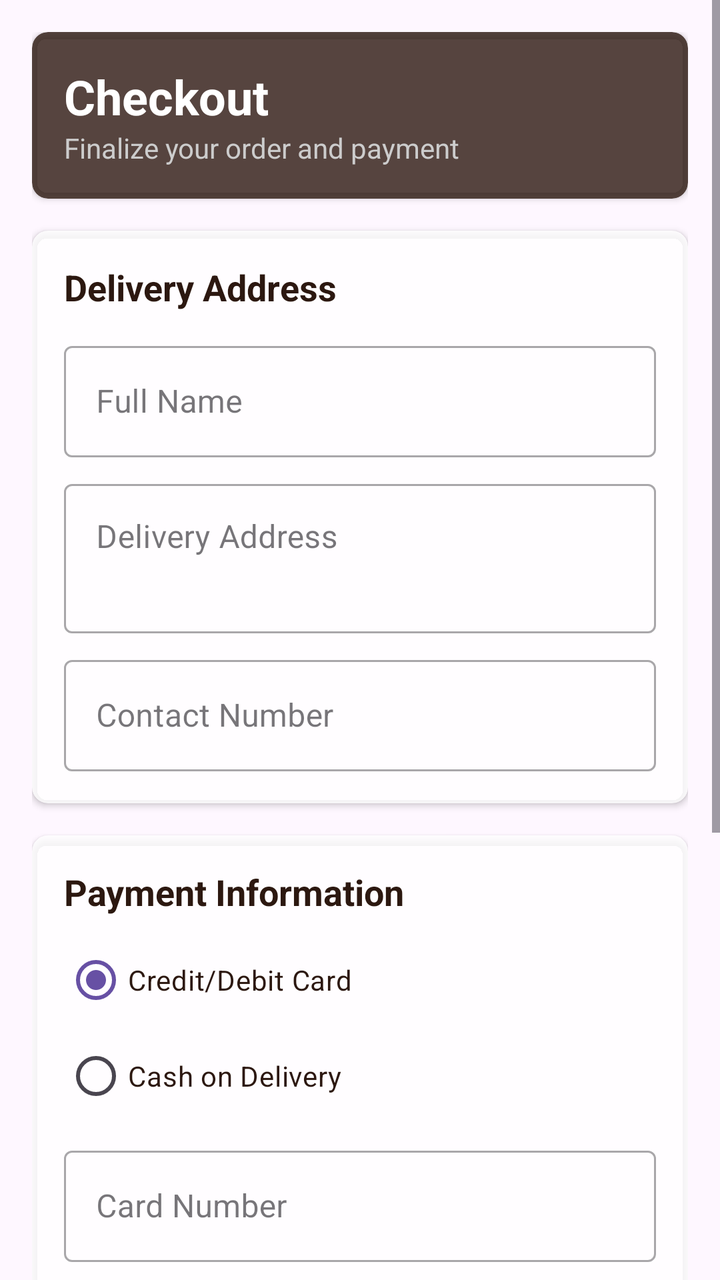
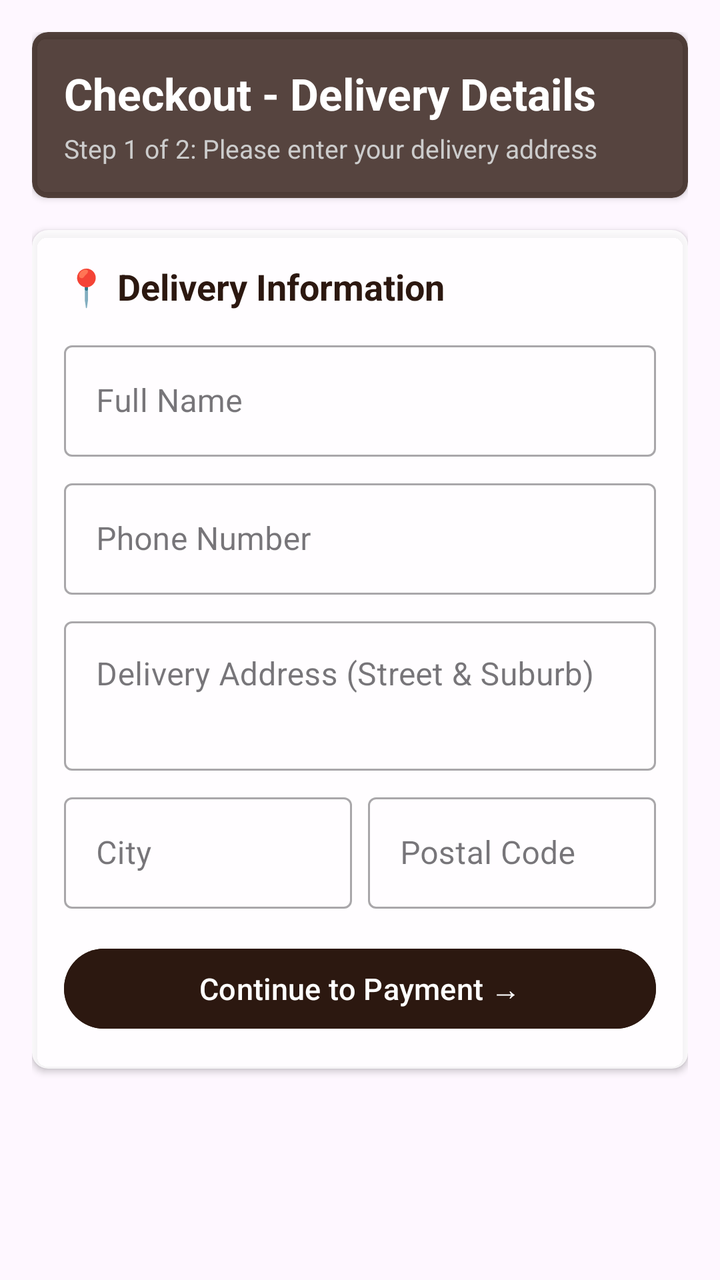

An Android layout rendered at two revisions. The XML below is the earlier revision; the diff shows what the commit changed to produce the second picture.
<!-- AndroidManifest.xml: application theme Theme.MSTPerfumes -->
<!-- res/layout/fragment_checkout.xml -->
<?xml version="1.0" encoding="utf-8"?>
<ScrollView xmlns:android="http://schemas.android.com/apk/res/android"
    xmlns:app="http://schemas.android.com/apk/res-auto"
    android:layout_width="match_parent"
    android:layout_height="match_parent"
    android:background="@android:color/transparent">

    <LinearLayout
        android:layout_width="match_parent"
        android:layout_height="wrap_content"
        android:orientation="vertical"
        android:padding="16dp">

        <androidx.cardview.widget.CardView
            android:layout_width="match_parent"
            android:layout_height="wrap_content"
            android:layout_marginBottom="16dp"
            app:cardBackgroundColor="#CC2C1810"
            app:cardCornerRadius="8dp">

            <LinearLayout
                android:layout_width="match_parent"
                android:layout_height="wrap_content"
                android:orientation="vertical"
                android:padding="16dp">

                <TextView
                    android:layout_width="wrap_content"
                    android:layout_height="wrap_content"
                    android:text="Checkout"
                    android:textColor="@android:color/white"
                    android:textSize="24sp"
                    android:textStyle="bold" />

                <TextView
                    android:layout_width="wrap_content"
                    android:layout_height="wrap_content"
                    android:text="Finalize your order and payment"
                    android:textColor="#CCCCCC"
                    android:textSize="14sp" />
            </LinearLayout>
        </androidx.cardview.widget.CardView>

        
        <androidx.cardview.widget.CardView
            android:layout_width="match_parent"
            android:layout_height="wrap_content"
            android:layout_marginBottom="16dp"
            app:cardBackgroundColor="#CCFFFFFF"
            app:cardCornerRadius="8dp">

            <LinearLayout
                android:layout_width="match_parent"
                android:layout_height="wrap_content"
                android:orientation="vertical"
                android:padding="16dp">

                <TextView
                    android:layout_width="wrap_content"
                    android:layout_height="wrap_content"
                    android:text="Delivery Address"
                    android:textColor="#2C1810"
                    android:textSize="18sp"
                    android:textStyle="bold"
                    android:layout_marginBottom="12dp" />

                <com.google.android.material.textfield.TextInputLayout
                    android:layout_width="match_parent"
                    android:layout_height="wrap_content"
                    android:hint="Full Name"
                    style="@style/Widget.MaterialComponents.TextInputLayout.OutlinedBox">
                    <com.google.android.material.textfield.TextInputEditText
                        android:id="@+id/etFullName"
                        android:layout_width="match_parent"
                        android:layout_height="wrap_content" />
                </com.google.android.material.textfield.TextInputLayout>

                <com.google.android.material.textfield.TextInputLayout
                    android:layout_width="match_parent"
                    android:layout_height="wrap_content"
                    android:layout_marginTop="8dp"
                    android:hint="Delivery Address"
                    style="@style/Widget.MaterialComponents.TextInputLayout.OutlinedBox">
                    <com.google.android.material.textfield.TextInputEditText
                        android:id="@+id/etAddress"
                        android:layout_width="match_parent"
                        android:layout_height="wrap_content"
                        android:minLines="2"
                        android:gravity="top" />
                </com.google.android.material.textfield.TextInputLayout>

                <com.google.android.material.textfield.TextInputLayout
                    android:layout_width="match_parent"
                    android:layout_height="wrap_content"
                    android:layout_marginTop="8dp"
                    android:hint="Contact Number"
                    style="@style/Widget.MaterialComponents.TextInputLayout.OutlinedBox">
                    <com.google.android.material.textfield.TextInputEditText
                        android:id="@+id/etPhone"
                        android:layout_width="match_parent"
                        android:layout_height="wrap_content"
                        android:inputType="phone" />
                </com.google.android.material.textfield.TextInputLayout>
            </LinearLayout>
        </androidx.cardview.widget.CardView>

        
        <androidx.cardview.widget.CardView
            android:layout_width="match_parent"
            android:layout_height="wrap_content"
            android:layout_marginBottom="16dp"
            app:cardBackgroundColor="#CCFFFFFF"
            app:cardCornerRadius="8dp">

            <LinearLayout
                android:layout_width="match_parent"
                android:layout_height="wrap_content"
                android:orientation="vertical"
                android:padding="16dp">

                <TextView
                    android:layout_width="wrap_content"
                    android:layout_height="wrap_content"
                    android:text="Payment Information"
                    android:textColor="#2C1810"
                    android:textSize="18sp"
                    android:textStyle="bold"
                    android:layout_marginBottom="8dp" />

                <RadioGroup
                    android:id="@+id/rgPayment"
                    android:layout_width="match_parent"
                    android:layout_height="wrap_content"
                    android:checkedButton="@+id/rbCard">
                    <RadioButton
                        android:id="@+id/rbCard"
                        android:layout_width="match_parent"
                        android:layout_height="wrap_content"
                        android:text="Credit/Debit Card"
                        android:textColor="#2C1810" />
                    <RadioButton
                        android:id="@+id/rbCash"
                        android:layout_width="match_parent"
                        android:layout_height="wrap_content"
                        android:text="Cash on Delivery"
                        android:textColor="#2C1810" />
                </RadioGroup>

                <LinearLayout
                    android:id="@+id/layoutBankDetails"
                    android:layout_width="match_parent"
                    android:layout_height="wrap_content"
                    android:orientation="vertical"
                    android:layout_marginTop="8dp">

                    <com.google.android.material.textfield.TextInputLayout
                        android:layout_width="match_parent"
                        android:layout_height="wrap_content"
                        android:hint="Card Number"
                        style="@style/Widget.MaterialComponents.TextInputLayout.OutlinedBox">
                        <com.google.android.material.textfield.TextInputEditText
                            android:id="@+id/etCardNumber"
                            android:layout_width="match_parent"
                            android:layout_height="wrap_content"
                            android:inputType="number" />
                    </com.google.android.material.textfield.TextInputLayout>

                    <LinearLayout
                        android:layout_width="match_parent"
                        android:layout_height="wrap_content"
                        android:orientation="horizontal"
                        android:layout_marginTop="8dp">
                        <com.google.android.material.textfield.TextInputLayout
                            android:layout_width="0dp"
                            android:layout_height="wrap_content"
                            android:layout_weight="1"
                            android:layout_marginEnd="8dp"
                            android:hint="Expiry (MM/YY)"
                            style="@style/Widget.MaterialComponents.TextInputLayout.OutlinedBox">
                            <com.google.android.material.textfield.TextInputEditText
                                android:id="@+id/etExpiry"
                                android:layout_width="match_parent"
                                android:layout_height="wrap_content" />
                        </com.google.android.material.textfield.TextInputLayout>
                        <com.google.android.material.textfield.TextInputLayout
                            android:layout_width="0dp"
                            android:layout_height="wrap_content"
                            android:layout_weight="1"
                            android:hint="CVV"
                            style="@style/Widget.MaterialComponents.TextInputLayout.OutlinedBox">
                            <com.google.android.material.textfield.TextInputEditText
                                android:id="@+id/etCvv"
                                android:layout_width="match_parent"
                                android:layout_height="wrap_content"
                                android:inputType="numberPassword"
                                android:maxLength="3" />
                        </com.google.android.material.textfield.TextInputLayout>
                    </LinearLayout>
                </LinearLayout>
            </LinearLayout>
        </androidx.cardview.widget.CardView>

        
        <androidx.cardview.widget.CardView
            android:layout_width="match_parent"
            android:layout_height="wrap_content"
            android:layout_marginBottom="16dp"
            app:cardBackgroundColor="#CCFFFFFF"
            app:cardCornerRadius="8dp">

            <LinearLayout
                android:layout_width="match_parent"
                android:layout_height="wrap_content"
                android:orientation="vertical"
                android:padding="16dp">

                <TextView
                    android:layout_width="wrap_content"
                    android:layout_height="wrap_content"
                    android:text="Order Items"
                    android:textColor="#2C1810"
                    android:textSize="18sp"
                    android:textStyle="bold"
                    android:layout_marginBottom="8dp" />

                <TextView
                    android:id="@+id/tvOrderItems"
                    android:layout_width="match_parent"
                    android:layout_height="wrap_content"
                    android:textColor="#2C1810"
                    android:textSize="14sp"
                    android:text="No items in order" />
            </LinearLayout>
        </androidx.cardview.widget.CardView>

        
        <androidx.cardview.widget.CardView
            android:layout_width="match_parent"
            android:layout_height="wrap_content"
            android:layout_marginBottom="16dp"
            app:cardBackgroundColor="#CCFFFFFF"
            app:cardCornerRadius="8dp">

            <LinearLayout
                android:layout_width="match_parent"
                android:layout_height="wrap_content"
                android:orientation="vertical"
                android:padding="16dp">

                <TextView
                    android:id="@+id/tvCheckoutTotal"
                    android:layout_width="match_parent"
                    android:layout_height="wrap_content"
                    android:text="Total Amount: R0"
                    android:textColor="#2C1810"
                    android:textSize="18sp"
                    android:textStyle="bold"
                    android:layout_marginBottom="16dp" />

                <Button
                    android:id="@+id/btnPlaceOrder"
                    android:layout_width="match_parent"
                    android:layout_height="wrap_content"
                    android:backgroundTint="#D4AF37"
                    android:text="Confirm and Place Order"
                    android:textColor="#2C1810"
                    android:textSize="16sp" />
            </LinearLayout>
        </androidx.cardview.widget.CardView>

    </LinearLayout>
</ScrollView>
<!-- resources referenced by this layout -->
<resources>
  <style name="Theme.MSTPerfumes" parent="Base.Theme.MSTPerfumes" />
  <style name="Base.Theme.MSTPerfumes" parent="Theme.Material3.DayNight.NoActionBar">
          
          
      </style>
</resources>

<!-- the commit's change to res/layout/fragment_checkout.xml (unified diff, before → after) -->
@@ -11,6 +11,7 @@
         android:orientation="vertical"
         android:padding="16dp">
 
+        
         <androidx.cardview.widget.CardView
             android:layout_width="match_parent"
             android:layout_height="wrap_content"
@@ -25,24 +26,28 @@
                 android:padding="16dp">
 
                 <TextView
+                    android:id="@+id/tvCheckoutStepTitle"
                     android:layout_width="wrap_content"
                     android:layout_height="wrap_content"
-                    android:text="Checkout"
+                    android:text="Checkout - Delivery Details"
                     android:textColor="@android:color/white"
-                    android:textSize="24sp"
+                    android:textSize="22sp"
                     android:textStyle="bold" />
 
                 <TextView
+                    android:id="@+id/tvCheckoutStepSub"
                     android:layout_width="wrap_content"
                     android:layout_height="wrap_content"
-                    android:text="Finalize your order and payment"
+                    android:layout_marginTop="4dp"
+                    android:text="Step 1 of 2: Please enter your delivery address"
                     android:textColor="#CCCCCC"
-                    android:textSize="14sp" />
+                    android:textSize="13sp" />
             </LinearLayout>
         </androidx.cardview.widget.CardView>
 
         
         <androidx.cardview.widget.CardView
+            android:id="@+id/cardDeliveryStep"
             android:layout_width="match_parent"
             android:layout_height="wrap_content"
             android:layout_marginBottom="16dp"
@@ -58,17 +63,18 @@
                 <TextView
                     android:layout_width="wrap_content"
                     android:layout_height="wrap_content"
-                    android:text="Delivery Address"
+                    android:layout_marginBottom="12dp"
+                    android:text="📍 Delivery Information"
                     android:textColor="#2C1810"
                     android:textSize="18sp"
-                    android:textStyle="bold"
-                    android:layout_marginBottom="12dp" />
+                    android:textStyle="bold" />
 
                 <com.google.android.material.textfield.TextInputLayout
-                    android:layout_width="match_parent"
-                    android:layout_height="wrap_content"
-                    android:hint="Full Name"
-                    style="@style/Widget.MaterialComponents.TextInputLayout.OutlinedBox">
+                    style="@style/Widget.MaterialComponents.TextInputLayout.OutlinedBox"
+                    android:layout_width="match_parent"
+                    android:layout_height="wrap_content"
+                    android:hint="Full Name">
+
                     <com.google.android.material.textfield.TextInputEditText
                         android:id="@+id/etFullName"
                         android:layout_width="match_parent"
@@ -76,88 +82,132 @@
                 </com.google.android.material.textfield.TextInputLayout>
 
                 <com.google.android.material.textfield.TextInputLayout
+                    style="@style/Widget.MaterialComponents.TextInputLayout.OutlinedBox"
                     android:layout_width="match_parent"
                     android:layout_height="wrap_content"
                     android:layout_marginTop="8dp"
-                    android:hint="Delivery Address"
-                    style="@style/Widget.MaterialComponents.TextInputLayout.OutlinedBox">
+                    android:hint="Phone Number">
+
+                    <com.google.android.material.textfield.TextInputEditText
+                        android:id="@+id/etPhone"
+                        android:layout_width="match_parent"
+                        android:layout_height="wrap_content"
+                        android:inputType="phone" />
+                </com.google.android.material.textfield.TextInputLayout>
+
+                <com.google.android.material.textfield.TextInputLayout
+                    style="@style/Widget.MaterialComponents.TextInputLayout.OutlinedBox"
+                    android:layout_width="match_parent"
+                    android:layout_height="wrap_content"
+                    android:layout_marginTop="8dp"
+                    android:hint="Delivery Address (Street &amp; Suburb)">
+
                     <com.google.android.material.textfield.TextInputEditText
                         android:id="@+id/etAddress"
                         android:layout_width="match_parent"
                         android:layout_height="wrap_content"
-                        android:minLines="2"
-                        android:gravity="top" />
+                        android:gravity="top"
+                        android:minLines="2" />
                 </com.google.android.material.textfield.TextInputLayout>
 
-                <com.google.android.material.textfield.TextInputLayout
+                <LinearLayout
                     android:layout_width="match_parent"
                     android:layout_height="wrap_content"
                     android:layout_marginTop="8dp"
-                    android:hint="Contact Number"
-                    style="@style/Widget.MaterialComponents.TextInputLayout.OutlinedBox">
-                    <com.google.android.material.textfield.TextInputEditText
-                        android:id="@+id/etPhone"
-                        android:layout_width="match_parent"
-                        android:layout_height="wrap_content"
-                        android:inputType="phone" />
-                </com.google.android.material.textfield.TextInputLayout>
+                    android:orientation="horizontal">
+
+                    <com.google.android.material.textfield.TextInputLayout
+                        style="@style/Widget.MaterialComponents.TextInputLayout.OutlinedBox"
+                        android:layout_width="0dp"
+                        android:layout_height="wrap_content"
+                        android:layout_marginEnd="8dp"
+                        android:layout_weight="1"
+                        android:hint="City">
+
+                        <com.google.android.material.textfield.TextInputEditText
+                            android:id="@+id/etCity"
+                            android:layout_width="match_parent"
+                            android:layout_height="wrap_content" />
+                    </com.google.android.material.textfield.TextInputLayout>
+
+                    <com.google.android.material.textfield.TextInputLayout
+                        style="@style/Widget.MaterialComponents.TextInputLayout.OutlinedBox"
+                        android:layout_width="0dp"
+                        android:layout_height="wrap_content"
+                        android:layout_weight="1"
+                        android:hint="Postal Code">
+
+                        <com.google.android.material.textfield.TextInputEditText
+                            android:id="@+id/etPostal"
+                            android:layout_width="match_parent"
+                            android:layout_height="wrap_content"
+                            android:inputType="number" />
+                    </com.google.android.material.textfield.TextInputLayout>
+
+                </LinearLayout>
+
+                <Button
+                    android:id="@+id/btnContinueToPayment"
+                    android:layout_width="match_parent"
+                    android:layout_height="wrap_content"
+                    android:layout_marginTop="16dp"
+                    android:backgroundTint="#2C1810"
+                    android:text="Continue to Payment →"
+                    android:textColor="@android:color/white"
+                    android:textSize="15sp" />
+
             </LinearLayout>
         </androidx.cardview.widget.CardView>
 
         
-        <androidx.cardview.widget.CardView
+        <LinearLayout
+            android:id="@+id/layoutPaymentStep"
             android:layout_width="match_parent"
             android:layout_height="wrap_content"
-            android:layout_marginBottom="16dp"
-            app:cardBackgroundColor="#CCFFFFFF"
-            app:cardCornerRadius="8dp">
-
-            <LinearLayout
+            android:orientation="vertical"
+            android:visibility="gone">
+
+            <androidx.cardview.widget.CardView
                 android:layout_width="match_parent"
                 android:layout_height="wrap_content"
-                android:orientation="vertical"
-                android:padding="16dp">
-
-                <TextView
-                    android:layout_width="wrap_content"
-                    android:layout_height="wrap_content"
-                    android:text="Payment Information"
-                    android:textColor="#2C1810"
-                    android:textSize="18sp"
-                    android:textStyle="bold"
-                    android:layout_marginBottom="8dp" />
-
-                <RadioGroup
-                    android:id="@+id/rgPayment"
-                    android:layout_width="match_parent"
-                    android:layout_height="wrap_content"
-                    android:checkedButton="@+id/rbCard">
-                    <RadioButton
-                        android:id="@+id/rbCard"
-                        android:layout_width="match_parent"
-                        android:layout_height="wrap_content"
-                        android:text="Credit/Debit Card"
-                        android:textColor="#2C1810" />
-                    <RadioButton
-                        android:id="@+id/rbCash"
-                        android:layout_width="match_parent"
-                        android:layout_height="wrap_content"
-                        android:text="Cash on Delivery"
-                        android:textColor="#2C1810" />
-                </RadioGroup>
+                android:layout_marginBottom="16dp"
+                app:cardBackgroundColor="#CCFFFFFF"
+                app:cardCornerRadius="8dp">
 
                 <LinearLayout
-                    android:id="@+id/layoutBankDetails"
                     android:layout_width="match_parent"
                     android:layout_height="wrap_content"
                     android:orientation="vertical"
-                    android:layout_marginTop="8dp">
+                    android:padding="16dp">
+
+                    <TextView
+                        android:layout_width="wrap_content"
+                        android:layout_height="wrap_content"
+                        android:layout_marginBottom="12dp"
+                        android:text="💳 Payment &amp; Bank Details"
+                        android:textColor="#2C1810"
+                        android:textSize="18sp"
+                        android:textStyle="bold" />
 
                     <com.google.android.material.textfield.TextInputLayout
-                        android:layout_width="match_parent"
-                        android:layout_height="wrap_content"
-                        android:hint="Card Number"
-                        style="@style/Widget.MaterialComponents.TextInputLayout.OutlinedBox">
+                        style="@style/Widget.MaterialComponents.TextInputLayout.OutlinedBox"
+                        android:layout_width="match_parent"
+                        android:layout_height="wrap_content"
+                        android:hint="Bank Name (e.g. FNB, Capitec, Standard Bank)">
+
+                        <com.google.android.material.textfield.TextInputEditText
+                            android:id="@+id/etBankName"
+                            android:layout_width="match_parent"
+                            android:layout_height="wrap_content" />
+                    </com.google.android.material.textfield.TextInputLayout>
+
+                    <com.google.android.material.textfield.TextInputLayout
+                        style="@style/Widget.MaterialComponents.TextInputLayout.OutlinedBox"
+                        android:layout_width="match_parent"
+                        android:layout_height="wrap_content"
+                        android:layout_marginTop="8dp"
+                        android:hint="Account / Card Number">
+
                         <com.google.android.material.textfield.TextInputEditText
                             android:id="@+id/etCardNumber"
                             android:layout_width="match_parent"
@@ -168,105 +218,105 @@
                     <LinearLayout
                         android:layout_width="match_parent"
                         android:layout_height="wrap_content"
-                        android:orientation="horizontal"
-                        android:layout_marginTop="8dp">
+                        android:layout_marginTop="8dp"
+                        android:orientation="horizontal">
+
                         <com.google.android.material.textfield.TextInputLayout
+                            style="@style/Widget.MaterialComponents.TextInputLayout.OutlinedBox"
+                            android:layout_width="0dp"
+                            android:layout_height="wrap_content"
+                            android:layout_marginEnd="8dp"
+                            android:layout_weight="1"
+                            android:hint="Branch Code">
+
+                            <com.google.android.material.textfield.TextInputEditText
+                                android:id="@+id/etBranch"
+                                android:layout_width="match_parent"
+                                android:layout_height="wrap_content"
+                                android:inputType="number" />
+                        </com.google.android.material.textfield.TextInputLayout>
+
+                        <com.google.android.material.textfield.TextInputLayout
+                            style="@style/Widget.MaterialComponents.TextInputLayout.OutlinedBox"
                             android:layout_width="0dp"
                             android:layout_height="wrap_content"
                             android:layout_weight="1"
-                            android:layout_marginEnd="8dp"
-                            android:hint="Expiry (MM/YY)"
-                            style="@style/Widget.MaterialComponents.TextInputLayout.OutlinedBox">
+                            android:hint="Account Type (e.g. Savings)">
+
                             <com.google.android.material.textfield.TextInputEditText
-                                android:id="@+id/etExpiry"
+                                android:id="@+id/etAccType"
                                 android:layout_width="match_parent"
                                 android:layout_height="wrap_content" />
                         </com.google.android.material.textfield.TextInputLayout>
-                        <com.google.android.material.textfield.TextInputLayout
-                            android:layout_width="0dp"
-                            android:layout_height="wrap_content"
-                            android:layout_weight="1"
-                            android:hint="CVV"
-                            style="@style/Widget.MaterialComponents.TextInputLayout.OutlinedBox">
-                            <com.google.android.material.textfield.TextInputEditText
-                                android:id="@+id/etCvv"
-                                android:layout_width="match_parent"
-                                android:layout_height="wrap_content"
-                                android:inputType="numberPassword"
-                                android:maxLength="3" />
-                        </com.google.android.material.textfield.TextInputLayout>
                     </LinearLayout>
+
                 </LinearLayout>
-            </LinearLayout>
-        </androidx.cardview.widget.CardView>
-
-        
-        <androidx.cardview.widget.CardView
-            android:layout_width="match_parent"
-            android:layout_height="wrap_content"
-            android:layout_marginBottom="16dp"
-            app:cardBackgroundColor="#CCFFFFFF"
-            app:cardCornerRadius="8dp">
-
-            <LinearLayout
+            </androidx.cardview.widget.CardView>
+
+            
+            <androidx.cardview.widget.CardView
                 android:layout_width="match_parent"
                 android:layout_height="wrap_content"
-                android:orientation="vertical"
-                android:padding="16dp">
-
-                <TextView
-                    android:layout_width="wrap_content"
-                    android:layout_height="wrap_content"
-                    android:text="Order Items"
-                    android:textColor="#2C1810"
-                    android:textSize="18sp"
-                    android:textStyle="bold"
-                    android:layout_marginBottom="8dp" />
-
-                <TextView
-                    android:id="@+id/tvOrderItems"
-                    android:layout_width="match_parent"
-                    android:layout_height="wrap_content"
-                    android:textColor="#2C1810"
-                    android:textSize="14sp"
-                    android:text="No items in order" />
-            </LinearLayout>
-        </androidx.cardview.widget.CardView>
-
-        
-        <androidx.cardview.widget.CardView
-            android:layout_width="match_parent"
-            android:layout_height="wrap_content"
-            android:layout_marginBottom="16dp"
-            app:cardBackgroundColor="#CCFFFFFF"
-            app:cardCornerRadius="8dp">
-
-            <LinearLayout
-                android:layout_width="match_parent"
-                android:layout_height="wrap_content"
-                android:orientation="vertical"
-                android:padding="16dp">
-
-                <TextView
-                    android:id="@+id/tvCheckoutTotal"
-                    android:layout_width="match_parent"
-                    android:layout_height="wrap_content"
-                    android:text="Total Amount: R0"
-                    android:textColor="#2C1810"
-                    android:textSize="18sp"
-                    android:textStyle="bold"
-                    android:layout_marginBottom="16dp" />
-
-                <Button
-                    android:id="@+id/btnPlaceOrder"
-                    android:layout_width="match_parent"
-                    android:layout_height="wrap_content"
-                    android:backgroundTint="#D4AF37"
-                    android:text="Confirm and Place Order"
-                    android:textColor="#2C1810"
-                    android:textSize="16sp" />
-            </LinearLayout>
-        </androidx.cardview.widget.CardView>
+                android:layout_marginBottom="16dp"
+                app:cardBackgroundColor="#CCFFFFFF"
+                app:cardCornerRadius="8dp">
+
+                <LinearLayout
+                    android:layout_width="match_parent"
+                    android:layout_height="wrap_content"
+                    android:orientation="vertical"
+                    android:padding="16dp">
+
+                    <TextView
+                        android:layout_width="wrap_content"
+                        android:layout_height="wrap_content"
+                        android:layout_marginBottom="8dp"
+                        android:text="Order Items Summary"
+                        android:textColor="#2C1810"
+                        android:textSize="18sp"
+                        android:textStyle="bold" />
+
+                    <TextView
+                        android:id="@+id/tvOrderItems"
+                        android:layout_width="match_parent"
+                        android:layout_height="wrap_content"
+                        android:text="No items in order"
+                        android:textColor="#2C1810"
+                        android:textSize="14sp" />
+
+                    <TextView
+                        android:id="@+id/tvCheckoutTotal"
+                        android:layout_width="match_parent"
+                        android:layout_height="wrap_content"
+                        android:layout_marginTop="12dp"
+                        android:text="Total Amount: R0"
+                        android:textColor="#2C1810"
+                        android:textSize="18sp"
+                        android:textStyle="bold" />
+
+                    <Button
+                        android:id="@+id/btnPlaceOrder"
+                        android:layout_width="match_parent"
+                        android:layout_height="wrap_content"
+                        android:layout_marginTop="16dp"
+                        android:backgroundTint="#D4AF37"
+                        android:text="Confirm &amp; Place Order"
+                        android:textColor="#2C1810"
+                        android:textSize="16sp" />
+
+                    <Button
+                        android:id="@+id/btnBackToDelivery"
+                        style="@style/Widget.MaterialComponents.Button.TextButton"
+                        android:layout_width="match_parent"
+                        android:layout_height="wrap_content"
+                        android:text="← Edit Delivery Details"
+                        android:textColor="#2C1810"
+                        android:textSize="13sp" />
+
+                </LinearLayout>
+            </androidx.cardview.widget.CardView>
+
+        </LinearLayout>
 
     </LinearLayout>
 </ScrollView>
